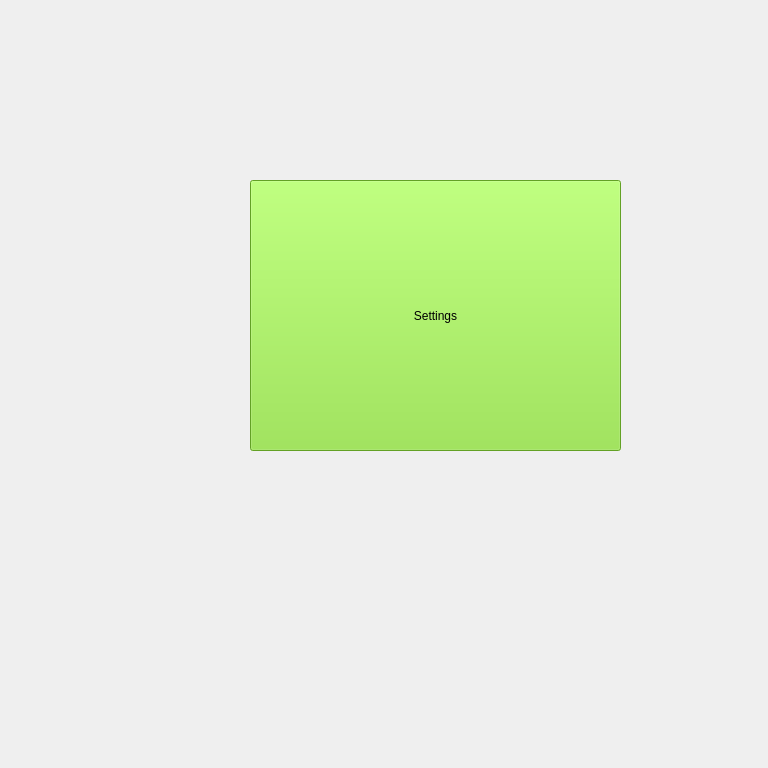
Old version of the form gui/settings_screen.ui in the repository acachathuranga/iCube_qt_gui.
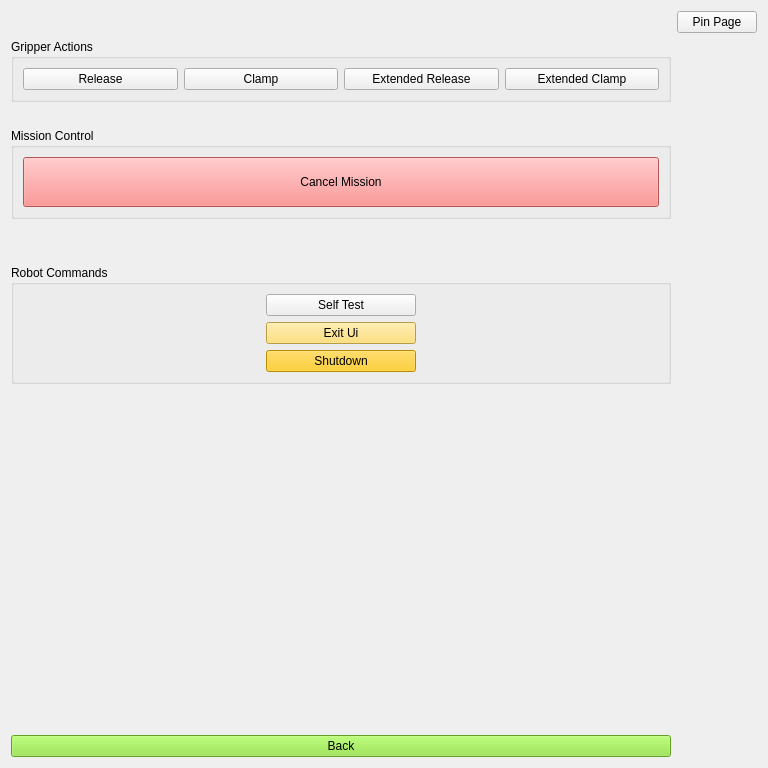
New version of the form.

The edit to the form file:
```diff
--- a/gui/settings_screen.ui
+++ b/gui/settings_screen.ui
@@ -13,22 +13,205 @@
   <property name="windowTitle">
    <string>Form</string>
   </property>
-  <widget class="QPushButton" name="pushButton">
-   <property name="geometry">
-    <rect>
-     <x>250</x>
-     <y>180</y>
-     <width>371</width>
-     <height>271</height>
-    </rect>
-   </property>
-   <property name="styleSheet">
-    <string notr="true">background: rgb(138, 226, 52)</string>
-   </property>
-   <property name="text">
-    <string>Settings</string>
-   </property>
-  </widget>
+  <layout class="QGridLayout" name="gridLayout">
+   <item row="1" column="0">
+    <spacer name="horizontalSpacer">
+     <property name="orientation">
+      <enum>Qt::Horizontal</enum>
+     </property>
+     <property name="sizeHint" stdset="0">
+      <size>
+       <width>40</width>
+       <height>20</height>
+      </size>
+     </property>
+    </spacer>
+   </item>
+   <item row="5" column="0">
+    <widget class="QGroupBox" name="groupBox_2">
+     <property name="title">
+      <string>Mission Control</string>
+     </property>
+     <layout class="QVBoxLayout" name="verticalLayout">
+      <item>
+       <widget class="QPushButton" name="cancel_mission_pushButton">
+        <property name="sizePolicy">
+         <sizepolicy hsizetype="Minimum" vsizetype="Minimum">
+          <horstretch>0</horstretch>
+          <verstretch>0</verstretch>
+         </sizepolicy>
+        </property>
+        <property name="minimumSize">
+         <size>
+          <width>0</width>
+          <height>50</height>
+         </size>
+        </property>
+        <property name="styleSheet">
+         <string notr="true">background: rgb(255, 119, 119)</string>
+        </property>
+        <property name="text">
+         <string>Cancel Mission</string>
+        </property>
+       </widget>
+      </item>
+     </layout>
+    </widget>
+   </item>
+   <item row="9" column="0">
+    <widget class="QPushButton" name="return_pushButton">
+     <property name="styleSheet">
+      <string notr="true">background: rgb(138, 226, 52)</string>
+     </property>
+     <property name="text">
+      <string>Back</string>
+     </property>
+    </widget>
+   </item>
+   <item row="7" column="0">
+    <widget class="QGroupBox" name="groupBox_3">
+     <property name="layoutDirection">
+      <enum>Qt::LeftToRight</enum>
+     </property>
+     <property name="title">
+      <string>Robot Commands</string>
+     </property>
+     <layout class="QGridLayout" name="gridLayout_2">
+      <item row="2" column="0">
+       <widget class="QPushButton" name="shutdown_pushButton">
+        <property name="styleSheet">
+         <string notr="true">background-color: rgb(255, 198, 0);</string>
+        </property>
+        <property name="text">
+         <string>Shutdown</string>
+        </property>
+       </widget>
+      </item>
+      <item row="0" column="0">
+       <widget class="QPushButton" name="self_test_pushButton">
+        <property name="sizePolicy">
+         <sizepolicy hsizetype="Fixed" vsizetype="Fixed">
+          <horstretch>0</horstretch>
+          <verstretch>0</verstretch>
+         </sizepolicy>
+        </property>
+        <property name="minimumSize">
+         <size>
+          <width>150</width>
+          <height>0</height>
+         </size>
+        </property>
+        <property name="text">
+         <string>Self Test</string>
+        </property>
+       </widget>
+      </item>
+      <item row="1" column="0">
+       <widget class="QPushButton" name="exit_ui_pushButton">
+        <property name="styleSheet">
+         <string notr="true">background-color: rgb(255, 219, 92);</string>
+        </property>
+        <property name="text">
+         <string>Exit Ui</string>
+        </property>
+       </widget>
+      </item>
+     </layout>
+    </widget>
+   </item>
+   <item row="1" column="1">
+    <widget class="QPushButton" name="pin_pushButton">
+     <property name="styleSheet">
+      <string notr="true"/>
+     </property>
+     <property name="text">
+      <string>Pin Page</string>
+     </property>
+    </widget>
+   </item>
+   <item row="4" column="0">
+    <spacer name="verticalSpacer_2">
+     <property name="orientation">
+      <enum>Qt::Vertical</enum>
+     </property>
+     <property name="sizeType">
+      <enum>QSizePolicy::Fixed</enum>
+     </property>
+     <property name="sizeHint" stdset="0">
+      <size>
+       <width>20</width>
+       <height>20</height>
+      </size>
+     </property>
+    </spacer>
+   </item>
+   <item row="3" column="0">
+    <widget class="QGroupBox" name="groupBox">
+     <property name="title">
+      <string>Gripper Actions</string>
+     </property>
+     <layout class="QHBoxLayout" name="horizontalLayout">
+      <item>
+       <widget class="QPushButton" name="release_pushButton">
+        <property name="text">
+         <string>Release</string>
+        </property>
+       </widget>
+      </item>
+      <item>
+       <widget class="QPushButton" name="clamp_pushButton">
+        <property name="text">
+         <string>Clamp</string>
+        </property>
+       </widget>
+      </item>
+      <item>
+       <widget class="QPushButton" name="extended_release_pushButton">
+        <property name="text">
+         <string>Extended Release</string>
+        </property>
+       </widget>
+      </item>
+      <item>
+       <widget class="QPushButton" name="extended_clamp_pushButton">
+        <property name="text">
+         <string>Extended Clamp</string>
+        </property>
+       </widget>
+      </item>
+     </layout>
+    </widget>
+   </item>
+   <item row="8" column="0">
+    <spacer name="verticalSpacer">
+     <property name="orientation">
+      <enum>Qt::Vertical</enum>
+     </property>
+     <property name="sizeHint" stdset="0">
+      <size>
+       <width>20</width>
+       <height>40</height>
+      </size>
+     </property>
+    </spacer>
+   </item>
+   <item row="6" column="0">
+    <spacer name="verticalSpacer_3">
+     <property name="orientation">
+      <enum>Qt::Vertical</enum>
+     </property>
+     <property name="sizeType">
+      <enum>QSizePolicy::Fixed</enum>
+     </property>
+     <property name="sizeHint" stdset="0">
+      <size>
+       <width>20</width>
+       <height>40</height>
+      </size>
+     </property>
+    </spacer>
+   </item>
+  </layout>
  </widget>
  <resources/>
  <connections/>
```
